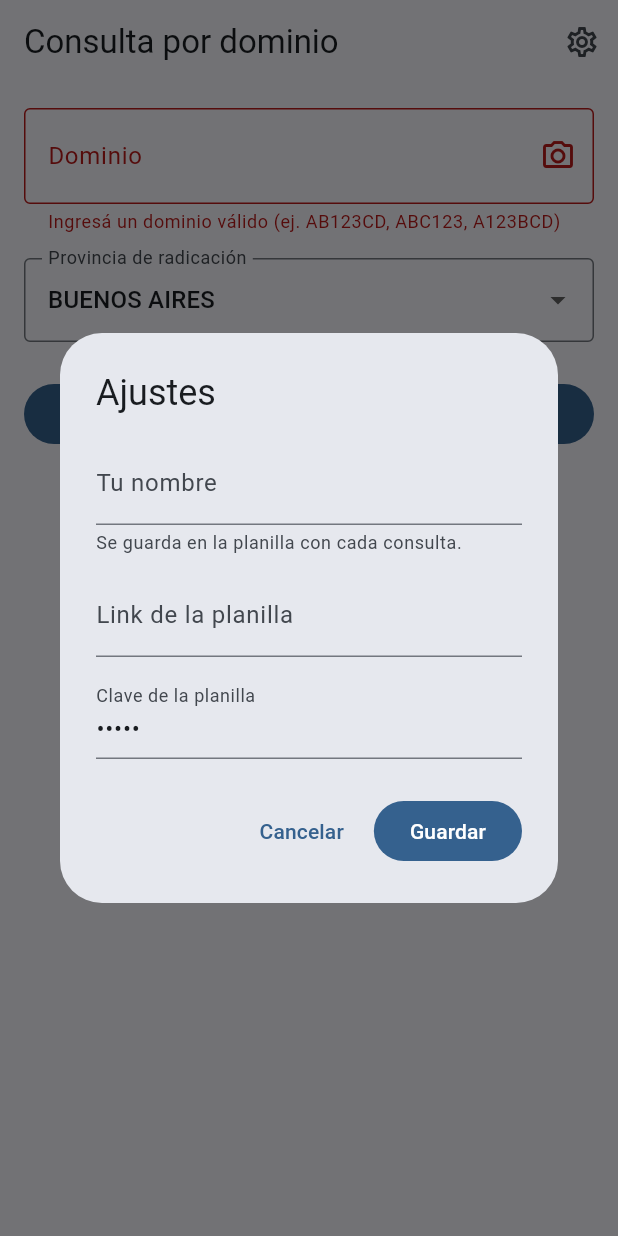
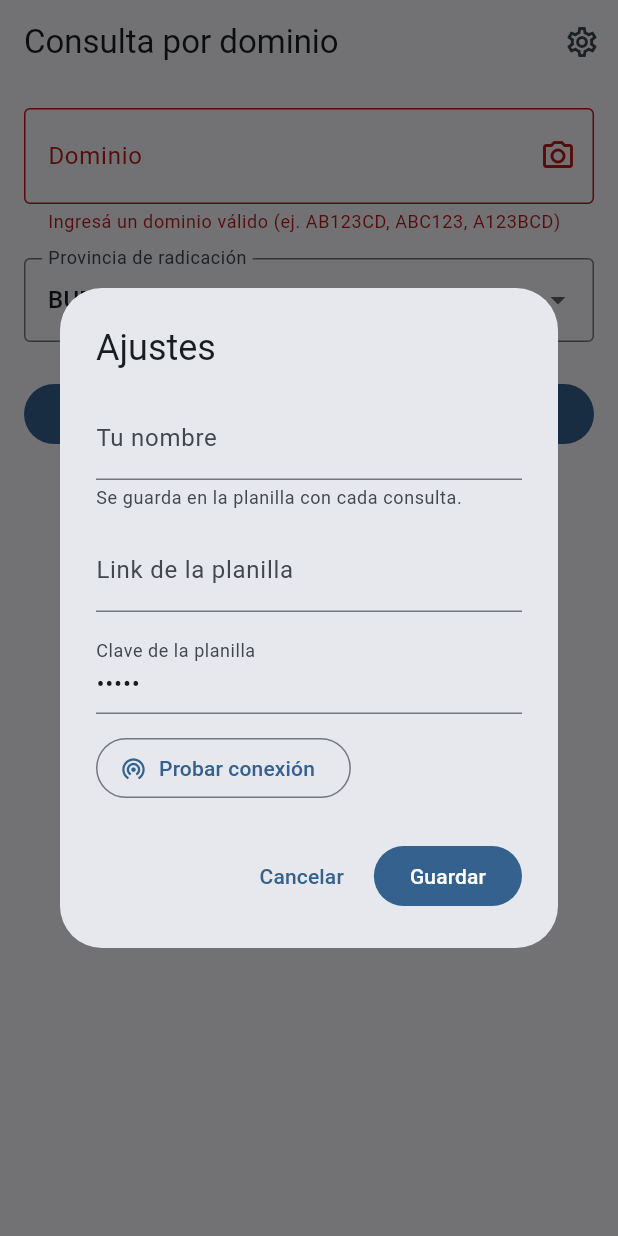
Before and after one commit to martin-perti/consulta-dominio, a Flutter app: the screen it shows after launch, after a tap on "Verificar datos", after a tap on the "settings" icon, on a phone screen of 412 x 824 dp. Run offline on Flutter 3.47's test engine with Material 3 defaults, Android fonts, the phone set to English and light mode, and no system bars; our stand-ins replace image_picker, shared_preferences, webview_flutter; missing offline and left inert: google_mlkit_text_recognition.

Commit message:
Revisión: firma fija, errores de red y lectura más robusta
- APK: firma con clave fija (si no, cada versión nueva no se podía instalar
  encima de la anterior), número de versión por armado, Flutter fijado y una
  release nueva por armado con link estable a la última.
- Estimador: evita lecturas superpuestas que cerraban dos pantallas, sigue
  mirando la página tras un error de lectura y muestra errores de carga y
  mensajes de la DNRPA.
- Cámara/OCR: maneja permisos denegados y fallas de lectura.
- Planilla: límite de espera, mensajes claros para link o clave incorrectos,
  botón Probar conexión, doGet para verificar el link y número correlativo
  que no se repite al borrar filas.
- Pruebas del cliente de la planilla.

Co-Authored-By: Claude Opus 5.5 (1M context) <noreply@anthropic.com>
Claude-Session: https://claude.ai/code/session_01WskzkqqqEeuqynpPvtbupx

```diff
--- a/lib/pantallas/consulta_page.dart
+++ b/lib/pantallas/consulta_page.dart
@@ -1,4 +1,5 @@
 import 'package:flutter/material.dart';
+import 'package:flutter/services.dart';
 import 'package:google_mlkit_text_recognition/google_mlkit_text_recognition.dart';
 import 'package:image_picker/image_picker.dart';
 
@@ -7,6 +8,7 @@ import '../config.dart';
 import '../dominio.dart';
 import '../provincias.dart';
 import '../resultado.dart';
+import '../sheets.dart';
 import 'estimador_page.dart';
 import 'resultado_page.dart';
 
@@ -30,7 +32,17 @@ class _ConsultaPageState extends State<ConsultaPage> {
   }
 
   Future<void> _sacarFoto() async {
-    final foto = await ImagePicker().pickImage(source: ImageSource.camera);
+    final XFile? foto;
+    try {
+      // Una foto más chica alcanza para leer la patente y se procesa rápido.
+      foto = await ImagePicker().pickImage(
+        source: ImageSource.camera,
+        maxWidth: 1600,
+      );
+    } on PlatformException {
+      if (mounted) _avisar('No pude abrir la cámara. Revisá los permisos.');
+      return;
+    }
     if (foto == null) return;
     setState(() => _leyendoFoto = true);
     final lector = TextRecognizer();
@@ -48,6 +60,8 @@ class _ConsultaPageState extends State<ConsultaPage> {
         _dominio.text = dominio;
         _avisar('Leí $dominio. Revisala antes de verificar.');
       }
+    } on Exception {
+      if (mounted) _avisar('No pude leer la foto. Probá de nuevo o escribila.');
     } finally {
       await lector.close();
       if (mounted) setState(() => _leyendoFoto = false);
@@ -169,6 +183,31 @@ class _AjustesDialogState extends State<_AjustesDialog> {
   late final _usuario = TextEditingController(text: widget.actuales.usuario);
   late final _url = TextEditingController(text: widget.actuales.sheetsUrl);
   late final _token = TextEditingController(text: widget.actuales.sheetsToken);
+  bool _probando = false;
+  String? _estadoPrueba;
+  bool _pruebaOk = false;
+
+  Ajustes get _ajustes => Ajustes(
+    usuario: _usuario.text.trim(),
+    sheetsUrl: _url.text.trim(),
+    sheetsToken: _token.text.trim(),
+  );
+
+  Future<void> _probar() async {
+    setState(() {
+      _probando = true;
+      _estadoPrueba = null;
+    });
+    try {
+      await SheetsClient().probar(_ajustes);
+      _pruebaOk = true;
+      _estadoPrueba = 'Planilla conectada.';
+    } on SheetsException catch (e) {
+      _pruebaOk = false;
+      _estadoPrueba = e.mensaje;
+    }
+    if (mounted) setState(() => _probando = false);
+  }
 
   @override
   void dispose() {
@@ -210,6 +249,32 @@ class _AjustesDialogState extends State<_AjustesDialog> {
                 labelText: 'Clave de la planilla',
               ),
             ),
+            const SizedBox(height: 12),
+            Align(
+              alignment: AlignmentDirectional.centerStart,
+              child: OutlinedButton.icon(
+                onPressed: _probando ? null : _probar,
+                icon: _probando
+                    ? const SizedBox.square(
+                        dimension: 16,
+                        child: CircularProgressIndicator(strokeWidth: 2),
+                      )
+                    : const Icon(Icons.wifi_tethering),
+                label: const Text('Probar conexión'),
+              ),
+            ),
+            if (_estadoPrueba != null)
+              Padding(
+                padding: const EdgeInsets.only(top: 8),
+                child: Text(
+                  _estadoPrueba!,
+                  style: TextStyle(
+                    color: _pruebaOk
+                        ? Theme.of(context).colorScheme.primary
+                        : Theme.of(context).colorScheme.error,
+                  ),
+                ),
+              ),
           ],
         ),
       ),
@@ -219,14 +284,7 @@ class _AjustesDialogState extends State<_AjustesDialog> {
           child: const Text('Cancelar'),
         ),
         FilledButton(
-          onPressed: () => Navigator.pop(
-            context,
-            Ajustes(
-              usuario: _usuario.text.trim(),
-              sheetsUrl: _url.text.trim(),
-              sheetsToken: _token.text.trim(),
-            ),
-          ),
+          onPressed: () => Navigator.pop(context, _ajustes),
           child: const Text('Guardar'),
         ),
       ],
```
Also changed, not shown: lib/pantallas/estimador_page.dart (+46 -9 lines), lib/sheets.dart (+68 -10 lines), 5 other files.
